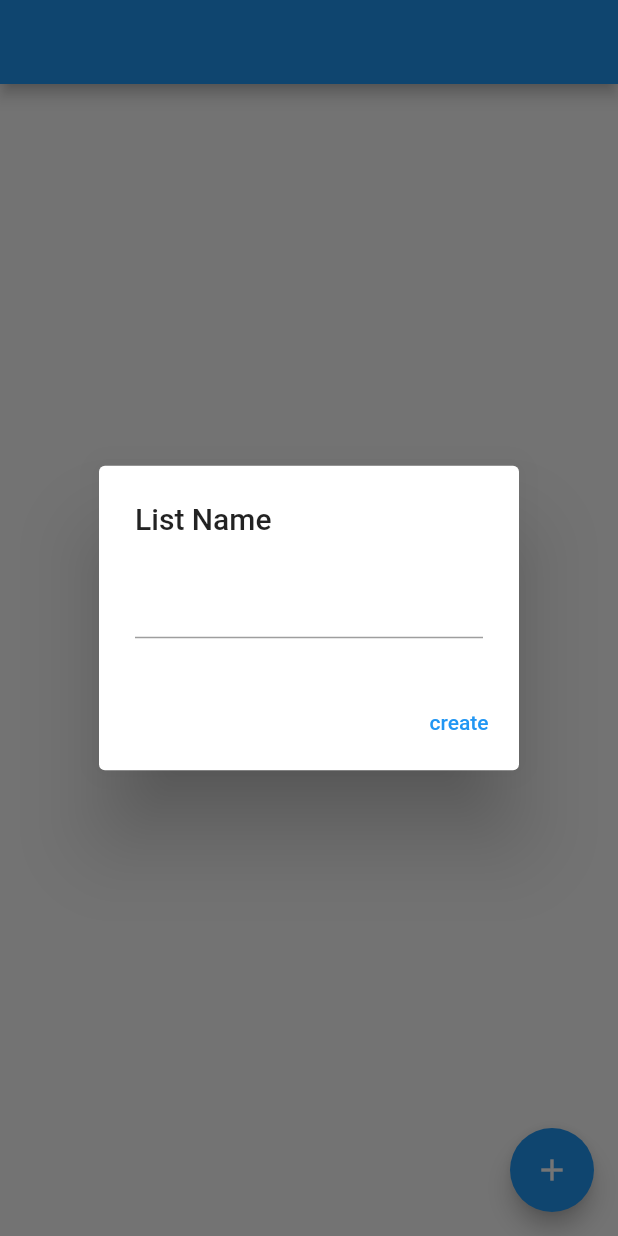
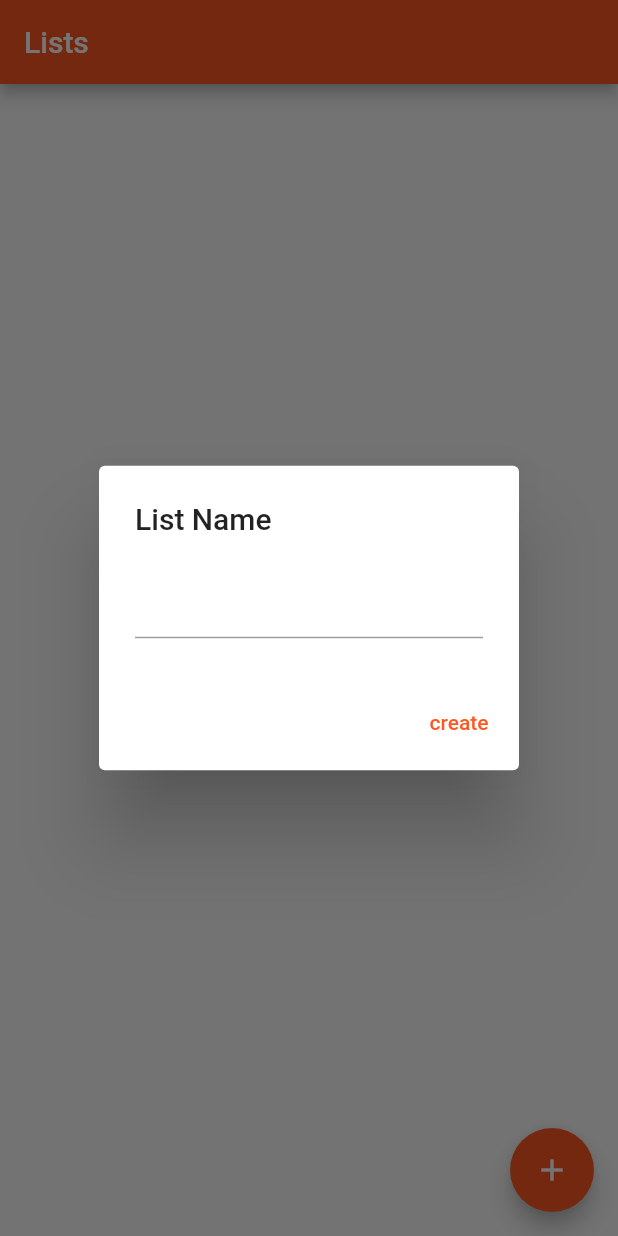
Before and after one commit to snehaljha/flutter-lists, a Flutter app: the screen it shows after launch, after a tap on the "add" icon, on a phone screen of 412 x 824 dp. Run offline on Flutter 3.47's test engine with Material 2 defaults, Android fonts, the light colour scheme and no system bars; our stand-ins replace flutter_slidable, moor_flutter; generated files the repository leaves out were written again.

Commit message:
added dynamic theming

```diff
--- a/lib/main.dart
+++ b/lib/main.dart
@@ -1,4 +1,5 @@
 import 'package:flutter/material.dart';
+import 'package:moor_lists/theme/app_theme.dart';
 
 import 'views/main_page.dart';
 
@@ -24,7 +25,7 @@
         // or simply save your changes to "hot reload" in a Flutter IDE).
         // Notice that the counter didn't reset back to zero; the application
         // is not restarted.
-        primarySwatch: Colors.blue,
+        primarySwatch: AppTheme.colors.primaryColor,
       ),
       home: const MainPage(),
     );
--- a/lib/theme/app_colors.dart
+++ b/lib/theme/app_colors.dart
@@ -1,18 +1,46 @@
 import 'package:flutter/material.dart';
+import 'package:flutter/scheduler.dart';
 
 @immutable
+// ignore: must_be_immutable
 class AppColors {
-  const AppColors();
   //page components
-  final Color pageTitleText = const Color(0x000000ff);
+  Color pageTitleText = Colors.white;
+  MaterialColor primaryColor = Colors.deepOrange;
+  Color pageBackground = Colors.white70;
 
   //lists component
-  final Color renameActionBackground = const Color(0x888888ff);
-  final Color actionForeground = const Color(0x000000ff);
-  final Color deleteActionBackround = const Color(0xff3333ff);
-  final Color listTitlesColor = Colors.black;
+  Color renameActionBackground = Colors.yellowAccent;
+  Color actionForeground = Colors.black;
+  Color deleteActionBackround = Colors.redAccent;
+  Color listTitlesColor = Colors.black;
+  Color listTitlesBGColor = Colors.white;
 
   //task adding screen
-  final Color textAdderButtonText = Colors.black;
-  final Color tasksTextColor = Colors.black;
+  Color textAdderButtonText = Colors.white;
+  Color tasksTextColor = Colors.black;
+  Color tasksBGColor = Colors.white;
+
+  AppColors() {
+    var brightness = SchedulerBinding.instance!.window.platformBrightness;
+    bool isDark = brightness == Brightness.dark;
+    if (isDark) {
+      //page components
+      pageTitleText = Colors.black;
+      primaryColor = Colors.deepOrange;
+      pageBackground = Colors.black;
+
+      //lists component
+      renameActionBackground = Colors.yellowAccent;
+      actionForeground = Colors.black;
+      deleteActionBackround = Colors.redAccent;
+      listTitlesColor = Colors.white70;
+      listTitlesBGColor = Colors.white24;
+
+      //task adding screen
+      textAdderButtonText = Colors.black;
+      tasksTextColor = Colors.white70;
+      tasksBGColor = Colors.white24;
+    }
+  }
 }
--- a/lib/theme/app_theme.dart
+++ b/lib/theme/app_theme.dart
@@ -2,6 +2,6 @@ import 'package:moor_lists/theme/app_colors.dart';
 import 'package:moor_lists/theme/app_spacing.dart';
 
 class AppTheme {
-  static const AppColors colors = AppColors();
+  static AppColors colors = AppColors();
   static const AppSpacing spacing = AppSpacing();
 }
```
